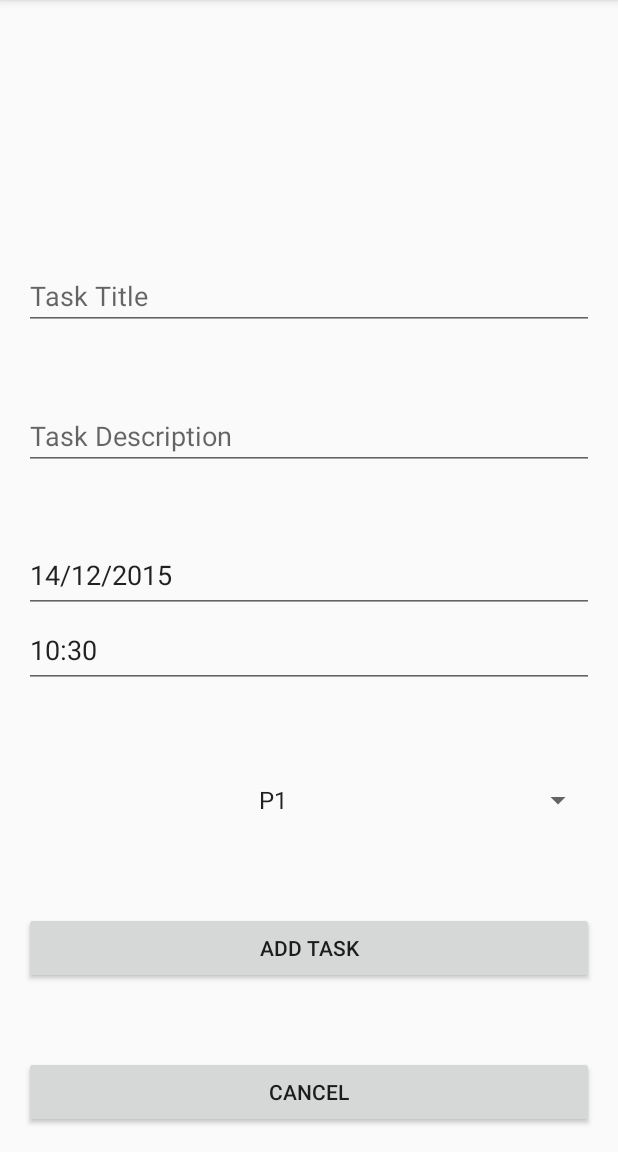
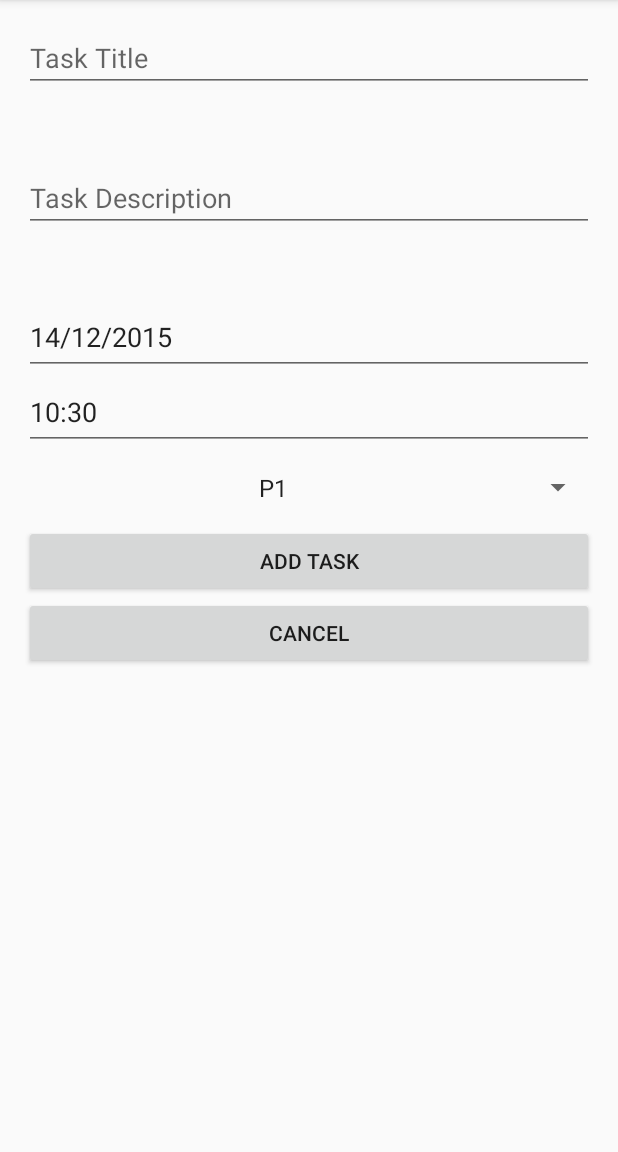
Before and after one commit to antonybritto/Todo-APP, an Android app: the screen it shows after launch (MainActivity), after a tap on "ADD TASK", on a phone screen of 412 x 824 dp, the part 84-1236 px from its top. Run offline under Robolectric (Android 15) with nearby library versions, the phone set to English and light mode, and no system bars.

```diff
--- a/app/src/main/java/com/flipkart/todo/AddFragment.java
+++ b/app/src/main/java/com/flipkart/todo/AddFragment.java
@@ -21,6 +21,7 @@ import com.flipkart.todo.R;
 import com.flipkart.todo.Task;
 import com.flipkart.todo.TaskStatus;
 import com.flipkart.todo.model.TaskTable;
+import com.flipkart.todo.util.ToDoUtils;
 
 import java.util.Calendar;
 import java.util.Date;
@@ -112,8 +113,6 @@ public class AddFragment extends Fragment {
         View fragmentview = inflater.inflate(R.layout.fragment_add, container, false);
         addBtn = (Button) fragmentview.findViewById(R.id.add);
         cancelBtn = (Button) fragmentview.findViewById(R.id.cancel);
-        deleteBtn = (Button) fragmentview.findViewById(R.id.delete);
-        deleteBtn.setVisibility(View.INVISIBLE);
         title = (EditText) fragmentview.findViewById(R.id.title);
         notes = (EditText) fragmentview.findViewById(R.id.notes);
         priority = (Spinner) fragmentview.findViewById(R.id.priority);
@@ -202,4 +201,9 @@ public class AddFragment extends Fragment {
         return null;
     }
 
+    @Override
+    public void onSaveInstanceState(Bundle outState) {
+        super.onSaveInstanceState(outState);
+    }
+
 }
--- a/app/src/main/java/com/flipkart/todo/Fragment/ListFragment.java
+++ b/app/src/main/java/com/flipkart/todo/Fragment/ListFragment.java
@@ -15,7 +15,6 @@ import android.widget.AdapterView;
 import android.widget.ListView;
 import android.widget.RelativeLayout;
 import android.widget.Spinner;
-import android.widget.TextView;
 import android.widget.Toast;
 
 import com.flipkart.todo.Activity.MainActivity;
@@ -40,7 +39,7 @@ public class ListFragment extends Fragment {
     TaskAdapter adapter;
     Spinner sortSpinner;
     HashMap<String, OrderBy> sortOrder = new HashMap<>();
-    HashMap<String, String> attributeValirPair = new HashMap<>();
+    HashMap<String, String> attributeValuePair = new HashMap<>();
 
     public ListFragment() {
 
@@ -63,8 +62,8 @@ public class ListFragment extends Fragment {
         taskList = (ListView) fragmentView.findViewById(R.id.listView);
         sortSpinner = (Spinner) fragmentView.findViewById(R.id.sortSpinner);
         sortOrder.put(TaskTable.DUE_DATE, OrderBy.DESC);
-        attributeValirPair.put(TaskTable.STATUS, TaskStatus.pending.name());
-        final Integer total = TaskTable.getCount(attributeValirPair);
+        attributeValuePair.put(TaskTable.STATUS, TaskStatus.pending.name());
+        final Integer total = TaskTable.getCount(attributeValuePair);
         RelativeLayout layout = (RelativeLayout) fragmentView.findViewById(R.id.taskListLayout);
         // if no tasks then show
         if(total == 0) {
@@ -79,7 +78,7 @@ public class ListFragment extends Fragment {
                 intent.putExtra("CurrentPosition", position);
                 intent.putExtra("SORT_ATTR", adapter.getSortPriority().entrySet().iterator().next().getKey());
                 intent.putExtra("SORT_ORDER_BY", adapter.getSortPriority().entrySet().iterator().next().getValue().name());
-                intent.putExtra("STATUS", attributeValirPair.get(TaskTable.STATUS));
+                intent.putExtra("STATUS", attributeValuePair.get(TaskTable.STATUS));
                 startActivity(intent);
             }
         });
@@ -119,7 +118,7 @@ public class ListFragment extends Fragment {
             }
         });
 //        ToDoUtils.setSpinnerOnClickListener(sortSpinner, adapter);
-        adapter = new TaskAdapter(getContext(), sortOrder, attributeValirPair);
+        adapter = new TaskAdapter(getContext(), sortOrder, attributeValuePair);
         taskList.setAdapter(adapter);
         adapter.setCheckBoxActionStatus(TaskStatus.completed);
         registerForContextMenu(taskList);
@@ -170,4 +169,14 @@ public class ListFragment extends Fragment {
         return super.onContextItemSelected(item);
     }
 
+    @Override
+    public void onSaveInstanceState(Bundle outState) {
+        super.onSaveInstanceState(outState);
+        if(adapter != null) {
+            outState.putString(ToDoUtils.SORT_ATTR, adapter.getSortPriority().entrySet().iterator().next().getKey());
+            outState.putString(ToDoUtils.SORT_ORDER_BY, adapter.getSortPriority().entrySet().iterator().next().getValue().name());
+            outState.putString(ToDoUtils.STATUS, attributeValuePair.get(TaskTable.STATUS));
+        }
+    }
+
 }
--- a/app/src/main/java/com/flipkart/todo/Fragment/SettingsFragment.java
+++ b/app/src/main/java/com/flipkart/todo/Fragment/SettingsFragment.java
@@ -148,4 +148,5 @@ public class SettingsFragment extends Fragment {
 
         return fragmentView;
     }
+
 }
--- /dev/null
+++ b/app/src/main/java/com/flipkart/todo/ServiceSchedular.java
@@ -0,0 +1,34 @@
+package com.flipkart.todo;
+
+import android.app.AlarmManager;
+import android.app.PendingIntent;
+import android.content.Context;
+import android.content.Intent;
+
+import com.flipkart.todo.Activity.MainActivity;
+
+import java.util.Calendar;
+
+/**
+ * Created by monish.kumar on 14/12/15.
+ */
+public class ServiceSchedular {
+
+    Context context;
+    public ServiceSchedular(Context context) {
+        this.context = context;
+    }
+
+    public void startReporting(){
+        Calendar calendar = Calendar.getInstance();
+
+        calendar.set(Calendar.HOUR_OF_DAY, 0); // For 1 PM or 2 PM
+        calendar.set(Calendar.MINUTE, 0);
+        calendar.set(Calendar.SECOND, 0);
+        PendingIntent pi = PendingIntent.getService(context, 0,
+                new Intent(context, ToDoService.class),PendingIntent.FLAG_UPDATE_CURRENT);
+        AlarmManager am = (AlarmManager) context.getSystemService(Context.ALARM_SERVICE);
+        am.setRepeating(AlarmManager.RTC_WAKEUP, calendar.getTimeInMillis(),
+                AlarmManager.INTERVAL_DAY, pi);
+    }
+}
--- a/app/src/main/java/com/flipkart/todo/TaskAdapter.java
+++ b/app/src/main/java/com/flipkart/todo/TaskAdapter.java
@@ -22,8 +22,8 @@ import java.util.Map;
  */
 public class TaskAdapter extends BaseAdapter {
     Context context;
-    Map<String, OrderBy> sortPriority = null;
-    Map<String, String> attributeValuePair = null;
+    Map<String, OrderBy> sortPriority = new HashMap<String, OrderBy>();
+    Map<String, String> attributeValuePair = new HashMap<String, String>();
 
     public TaskStatus getCheckBoxActionStatus() {
         return checkBoxActionStatus;
--- a/app/src/main/java/com/flipkart/todo/ToDoApplication.java
+++ b/app/src/main/java/com/flipkart/todo/ToDoApplication.java
@@ -11,11 +11,13 @@ import com.flipkart.todo.model.DBAdapter;
 public class ToDoApplication extends Application {
 
     DBAdapter dbAdapter;
-
+    ServiceSchedular serviceSchedular;
     @Override
     public void onCreate() {
         super.onCreate();
         Log.i("ToDoApplication", "application started");
         dbAdapter = new DBAdapter(getApplicationContext());
+        serviceSchedular = new ServiceSchedular(getApplicationContext());
+        serviceSchedular.startReporting();
     }
 }
--- a/app/src/main/res/layout/fragment_add.xml
+++ b/app/src/main/res/layout/fragment_add.xml
@@ -9,7 +9,6 @@
         android:id="@+id/title"
         android:hint="Task Title"
         android:text=""
-        android:layout_above="@+id/notes"
         android:layout_alignParentLeft="true"
         android:layout_alignParentStart="true"
         android:layout_marginBottom="48dp"
@@ -21,7 +20,7 @@
         android:layout_height="wrap_content"
         android:id="@+id/notes"
         android:hint="Task Description"
-        android:layout_above="@+id/dueDate"
+        android:layout_below="@+id/title"
         android:layout_alignParentLeft="true"
         android:layout_alignParentStart="true"
         android:layout_marginBottom="45dp"
@@ -35,6 +34,7 @@
         android:hint="Due Date"
         android:ems="10"
         android:id="@+id/dueDate"
+        android:layout_below="@+id/notes"
         android:layout_centerVertical="true"
         android:layout_alignParentLeft="true"
         android:layout_alignParentStart="true"
@@ -47,7 +47,7 @@
         android:inputType="time"
         android:hint="Due Time"
         android:ems="10"
-        android:layout_below="@id/dueDate"
+        android:layout_below="@+id/dueDate"
         android:id="@+id/dueTime"
         android:layout_centerVertical="true"
         android:layout_alignParentLeft="true"
@@ -63,9 +63,8 @@
         android:entries="@array/priority"
         android:spinnerMode="dialog"
         android:minHeight="50dp"
-        android:layout_below="@id/dueTime"
         android:textAlignment="center"
-        android:layout_above="@+id/add"
+        android:layout_below="@+id/dueTime"
         android:layout_alignParentLeft="true"
         android:layout_alignParentStart="true"
         android:layout_alignParentRight="true"
@@ -76,32 +75,20 @@
         android:layout_height="wrap_content"
         android:text="ADD TASK"
         android:id="@+id/add"
+        android:layout_below="@+id/priority"
         android:layout_alignParentLeft="true"
         android:layout_alignParentStart="true"
         android:layout_alignParentRight="true"
         android:layout_alignParentEnd="true"
-        android:layout_above="@+id/delete" />
+         />
 
-
-    <Button
-        style="?android:attr/buttonStyleSmall"
-        android:layout_width="wrap_content"
-        android:layout_height="wrap_content"
-        android:text="Delete"
-        android:id="@+id/delete"
-        android:layout_above="@+id/cancel"
-        android:textAlignment="center"
-        android:layout_alignParentRight="true"
-        android:layout_alignParentEnd="true"
-        android:layout_alignParentLeft="true"
-        android:layout_alignParentStart="true" />
 
     <Button
         android:layout_width="wrap_content"
         android:layout_height="wrap_content"
         android:text="Cancel"
         android:id="@+id/cancel"
-        android:layout_alignParentBottom="true"
+        android:layout_below="@id/add"
         android:layout_alignParentLeft="true"
         android:layout_alignParentStart="true"
         android:layout_alignParentRight="true"
--- a/app/src/main/res/layout/fragment_list.xml
+++ b/app/src/main/res/layout/fragment_list.xml
@@ -1,6 +1,7 @@
 <?xml version="1.0" encoding="utf-8"?>
 <RelativeLayout xmlns:android="http://schemas.android.com/apk/res/android"
     android:id="@+id/taskListLayout"
+    android:background="@android:color/holo_orange_dark"
     android:layout_width="match_parent" android:layout_height="match_parent">
 
 
@@ -12,6 +13,7 @@
         android:spinnerMode="dialog"
         android:textAlignment="center"
 
+        android:overlapAnchor="true"
         android:entries="@array/sortSequence"
         android:layout_alignParentTop="true"
         android:layout_centerHorizontal="true" />
@@ -21,6 +23,7 @@
         android:id="@+id/listView"
         android:layout_below="@+id/sortSpinner"
         android:layout_alignParentLeft="true"
+        android:background="@android:color/holo_purple"
         android:layout_alignParentStart="true" />
 
 
--- a/app/src/main/res/layout/task.xml
+++ b/app/src/main/res/layout/task.xml
@@ -2,6 +2,7 @@
 <LinearLayout xmlns:android="http://schemas.android.com/apk/res/android"
     android:orientation="horizontal" android:layout_width="match_parent"
     android:layout_height="match_parent">
+
     <CheckedTextView
         android:layout_width="wrap_content"
         android:layout_height="70dp"
@@ -14,7 +15,7 @@
 
 
     <TextView
-        android:layout_width="200dp"
+        android:layout_width="150dp"
         android:layout_height="70dp"
         android:text=""
         android:textAlignment="center"
@@ -30,7 +31,7 @@
 
 
     <TextView
-        android:layout_width="80dp"
+        android:layout_width="130dp"
         android:layout_height="70dp"
         android:textAlignment="center"
         android:text=""
```
Also changed, not shown: app/src/main/AndroidManifest.xml (+15 -0 lines), app/src/main/java/com/flipkart/todo/Activity/MainActivity.java (+10 -3 lines), app/src/main/java/com/flipkart/todo/Activity/TaskDetailActivity.java (+28 -4 lines), app/src/main/java/com/flipkart/todo/BootCompleteReceiver.java (added, +22 -0 lines), app/src/main/java/com/flipkart/todo/EditTaskFragment.java (+42 -14 lines), app/src/main/java/com/flipkart/todo/Fragment/CompletedTaskFragment.java (+23 -17 lines), app/src/main/java/com/flipkart/todo/Fragment/RecycleBinFragment.java (+15 -10 lines), app/src/main/java/com/flipkart/todo/ToDoService.java (added, +53 -0 lines), app/src/main/java/com/flipkart/todo/util/ToDoUtils.java (+12 -0 lines).
